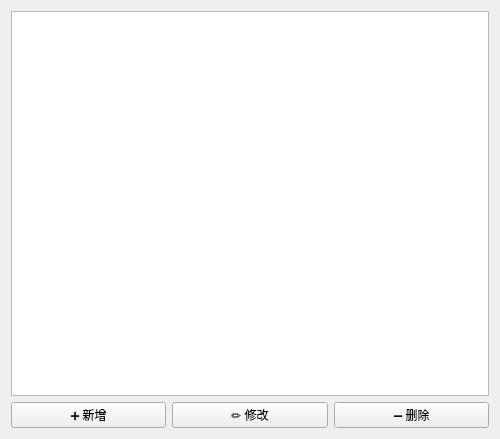
The window that src/config_ui/qt/src/config/ui/variant_edit/ve_mileageset.ui (eth-from-zero/qzy-environmental-monitoring) describes before a commit, drawn with Qt 5.
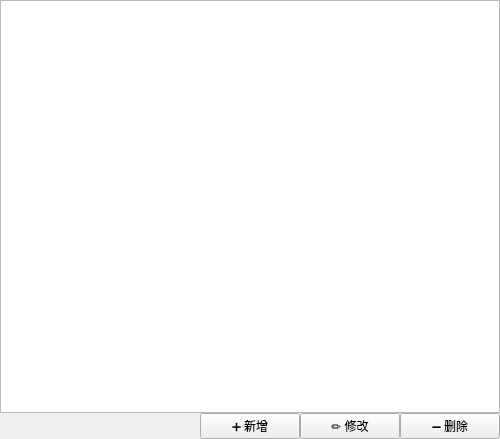
The same window after the commit.

Diff of the .ui file:
```diff
--- a/src/config_ui/qt/src/config/ui/variant_edit/ve_mileageset.ui
+++ b/src/config_ui/qt/src/config/ui/variant_edit/ve_mileageset.ui
@@ -14,11 +14,29 @@
    <string>Form</string>
   </property>
   <layout class="QVBoxLayout" name="verticalLayout">
+   <property name="spacing">
+    <number>0</number>
+   </property>
+   <property name="leftMargin">
+    <number>0</number>
+   </property>
+   <property name="topMargin">
+    <number>0</number>
+   </property>
+   <property name="rightMargin">
+    <number>0</number>
+   </property>
+   <property name="bottomMargin">
+    <number>0</number>
+   </property>
    <item>
     <widget class="QTableView" name="lv"/>
    </item>
    <item>
     <layout class="QHBoxLayout" name="horizontalLayout">
+     <property name="leftMargin">
+      <number>200</number>
+     </property>
      <item>
       <widget class="QPushButton" name="btn_add">
        <property name="text">
```
Left out of the diff: 6 changed lines with no effect on the pictures.
